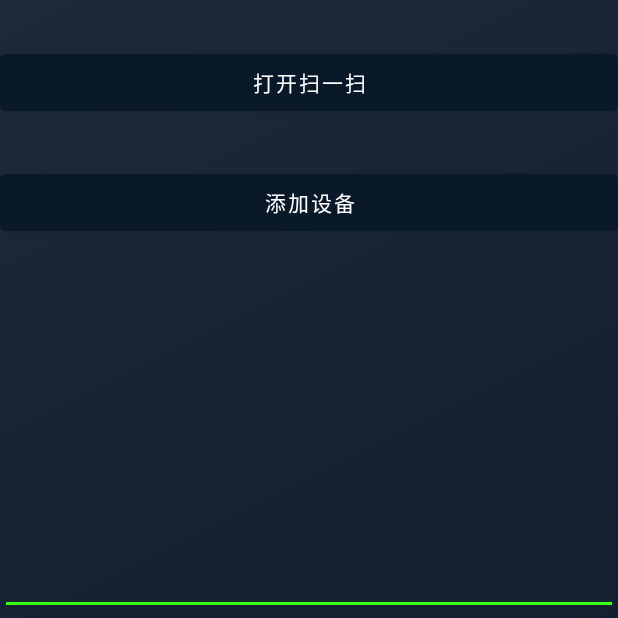
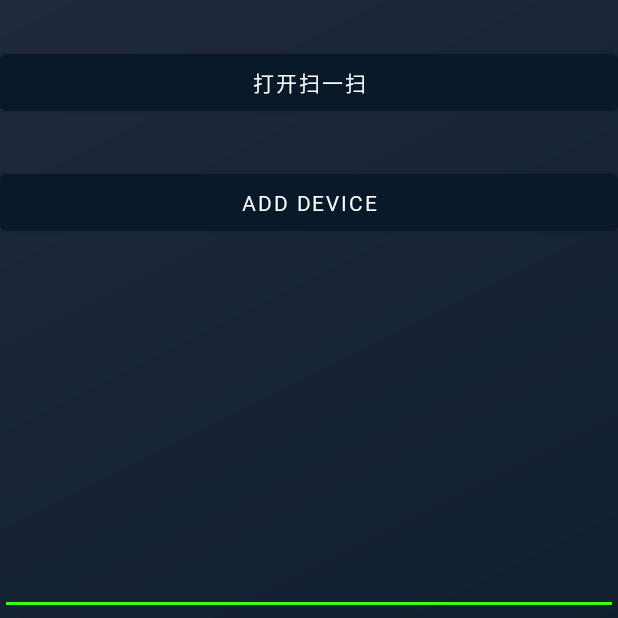
Before and after one commit to GaMInST/ZeroTech-IoT-Demo, an Android app: the DeviceActivatorActivity screen opened directly, with no data from a screen before it, on a phone screen of 412 x 824 dp, the top half of it. Run offline under Robolectric (Android 15) with nearby library versions, the phone set to English and light mode, and no system bars.

Commit message:
chore: translate device pairing and config comments to English

```diff
--- a/activator/src/main/res/values/strings.xml
+++ b/activator/src/main/res/values/strings.xml
@@ -1,5 +1,5 @@
 <resources>
 
-    <string name="start_device_active">添加设备</string>
+    <string name="start_device_active">Add Device</string>
     <bool name="is_support_google_iap">false</bool>>
 </resources>
```
Also changed, not shown: app/src/main/java/com/tuya/smart/bizubundle/demo/AppConfig.java (+7 -7 lines).
